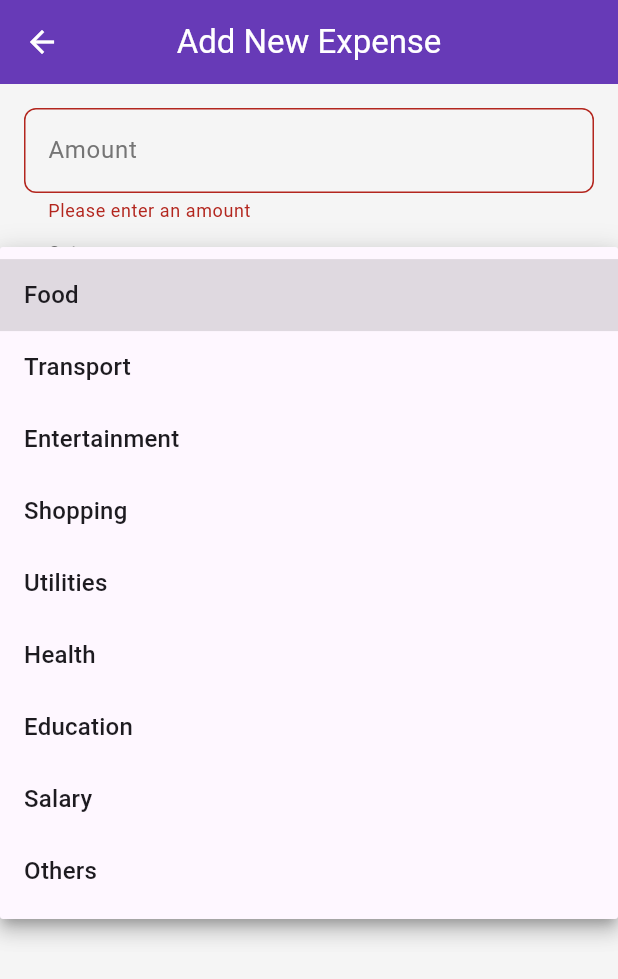
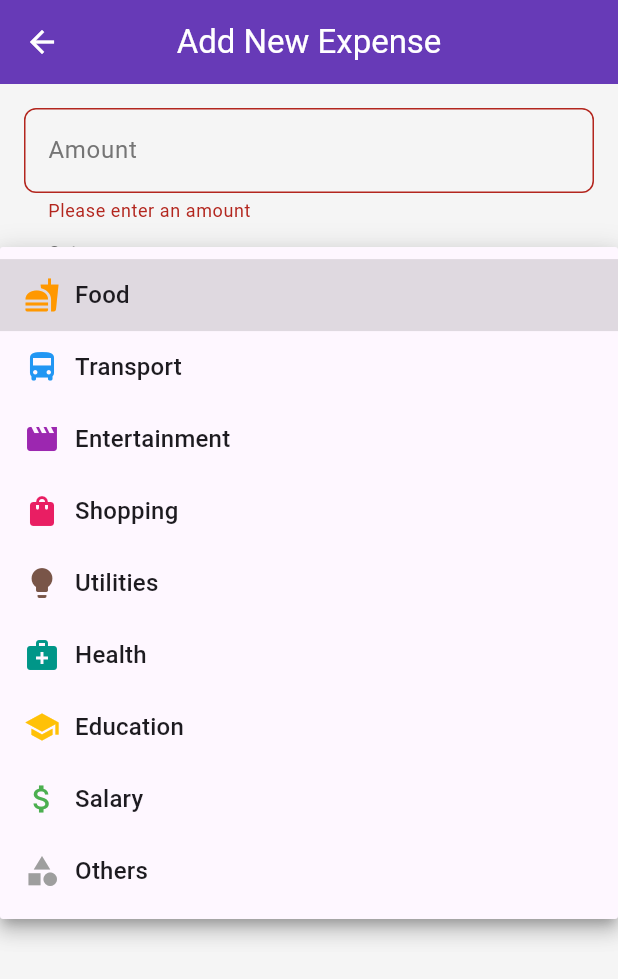
Before and after one commit to LACHSokheng/expense_tracker_app, a Flutter app: the AddExpenseView screen opened by its route, after a tap on "Save Expense", after a tap on "Food", on a phone screen of 412 x 824 dp. Shown: the top 979 px of the screen. Run offline on Flutter 3.47's test engine with Material 3 defaults, Android fonts, the phone set to English and light mode, and no system bars; our stand-ins replace get, shared_preferences; accounts and stored records are empty.

Commit message:
Refactor expense management: integrate category data utility, enhance delete confirmation, and update UI components for better user experience.

```diff
--- /dev/null
+++ b/lib/app/core/utils/category_data.dart
@@ -0,0 +1,57 @@
+import 'package:flutter/material.dart';
+
+class CategoryData {
+  final String name;
+  final IconData icon;
+  final Color color;
+
+  CategoryData({required this.name, required this.icon, required this.color});
+
+  static List<CategoryData> get allCategories => [
+    CategoryData(name: 'Food', icon: Icons.fastfood, color: Colors.orange),
+    CategoryData(
+      name: 'Transport',
+      icon: Icons.directions_bus,
+      color: Colors.blue,
+    ),
+    CategoryData(
+      name: 'Entertainment',
+      icon: Icons.movie,
+      color: Colors.purple,
+    ),
+    CategoryData(
+      name: 'Shopping',
+      icon: Icons.shopping_bag,
+      color: Colors.pink,
+    ),
+    CategoryData(name: 'Utilities', icon: Icons.lightbulb, color: Colors.brown),
+    CategoryData(
+      name: 'Health',
+      icon: Icons.medical_services,
+      color: Colors.teal,
+    ),
+    CategoryData(name: 'Education', icon: Icons.school, color: Colors.amber),
+    CategoryData(name: 'Salary', icon: Icons.attach_money, color: Colors.green),
+    CategoryData(name: 'Others', icon: Icons.category, color: Colors.grey),
+  ];
+
+  static IconData getIcon(String categoryName) {
+    return allCategories
+        .firstWhere(
+          (cat) => cat.name.toLowerCase() == categoryName.toLowerCase(),
+          orElse: () =>
+              CategoryData(name: '', icon: Icons.category, color: Colors.grey),
+        )
+        .icon;
+  }
+
+  static Color getColor(String categoryName) {
+    return allCategories
+        .firstWhere(
+          (cat) => cat.name.toLowerCase() == categoryName.toLowerCase(),
+          orElse: () =>
+              CategoryData(name: '', icon: Icons.category, color: Colors.grey),
+        )
+        .color;
+  }
+}
--- a/lib/app/modules/add_expense/controllers/add_expense_controller.dart
+++ b/lib/app/modules/add_expense/controllers/add_expense_controller.dart
@@ -1,8 +1,9 @@
 import 'package:flutter/material.dart';
 import 'package:get/get.dart';
-import 'package:uuid/uuid.dart'; // Add uuid package to pubspec.yaml
+import 'package:uuid/uuid.dart';
 import 'package:expense_tracker_app/app/data/models/expense_model.dart';
 import 'package:expense_tracker_app/app/data/services/local_storage_service.dart';
+import 'package:expense_tracker_app/app/core/utils/category_data.dart'; // Import the new utility
 
 class AddExpenseController extends GetxController {
   final LocalStorageService _localStorageService =
@@ -12,20 +13,14 @@ class AddExpenseController extends GetxController {
   final TextEditingController amountController = TextEditingController();
   final TextEditingController notesController = TextEditingController();
 
-  final RxString selectedCategory = 'Food'.obs; // Default category
+  // Initialize with the first category from our list
+  final RxString selectedCategory = CategoryData.allCategories.first.name.obs;
   final Rx<DateTime> selectedDate = DateTime.now().obs;
 
-  final List<String> categories = [
-    'Food',
-    'Transport',
-    'Entertainment',
-    'Shopping',
-    'Utilities',
-    'Health',
-    'Education',
-    'Salary', // For income if you want to track it
-    'Others',
-  ];
+  // Use the list from CategoryData
+  final List<String> categories = CategoryData.allCategories
+      .map((e) => e.name)
+      .toList();
 
   @override
   void onClose() {
@@ -46,6 +41,23 @@ class AddExpenseController extends GetxController {
       initialDate: selectedDate.value,
       firstDate: DateTime(2000),
       lastDate: DateTime.now(),
+      builder: (context, child) {
+        return Theme(
+          data: Get.theme.copyWith(
+            colorScheme: ColorScheme.light(
+              primary: Get.theme.primaryColor, // Header background color
+              onPrimary: Colors.white, // Header text color
+              onSurface: Colors.black, // Body text color
+            ),
+            textButtonTheme: TextButtonThemeData(
+              style: TextButton.styleFrom(
+                foregroundColor: Get.theme.primaryColor, // Button text color
+              ),
+            ),
+          ),
+          child: child!,
+        );
+      },
     );
     if (picked != null && picked != selectedDate.value) {
       selectedDate.value = picked;
@@ -55,7 +67,7 @@ class AddExpenseController extends GetxController {
   Future<void> saveExpense() async {
     if (formKey.currentState!.validate()) {
       final newExpense = Expense(
-        id: const Uuid().v4(), // Generate a unique ID
+        id: const Uuid().v4(),
         amount: double.parse(amountController.text),
         category: selectedCategory.value,
         date: selectedDate.value,
@@ -63,7 +75,7 @@ class AddExpenseController extends GetxController {
       );
 
       await _localStorageService.addExpense(newExpense);
-      Get.back(); // Go back to the home screen
+      Get.back();
       Get.snackbar(
         'Success',
         'Expense added successfully!',
--- a/lib/app/modules/add_expense/views/add_expense_view.dart
+++ b/lib/app/modules/add_expense/views/add_expense_view.dart
@@ -2,6 +2,7 @@ import 'package:flutter/material.dart';
 import 'package:get/get.dart';
 import 'package:intl/intl.dart';
 import '../controllers/add_expense_controller.dart';
+import 'package:expense_tracker_app/app/core/utils/category_data.dart'; // Import the new utility
 
 class AddExpenseView extends GetView<AddExpenseController> {
   const AddExpenseView({Key? key}) : super(key: key);
@@ -22,7 +23,7 @@ class AddExpenseView extends GetView<AddExpenseController> {
                 keyboardType: TextInputType.number,
                 decoration: const InputDecoration(
                   labelText: 'Amount',
-                  prefixText: '៛',
+                  prefixText: '៛', // Updated currency symbol
                 ),
                 validator: (value) {
                   if (value == null || value.isEmpty) {
@@ -42,11 +43,20 @@ class AddExpenseView extends GetView<AddExpenseController> {
                 () => DropdownButtonFormField<String>(
                   value: controller.selectedCategory.value,
                   decoration: const InputDecoration(labelText: 'Category'),
-                  items: controller.categories
+                  items: CategoryData.allCategories
                       .map(
-                        (category) => DropdownMenuItem(
-                          value: category,
-                          child: Text(category),
+                        (categoryData) => DropdownMenuItem(
+                          value: categoryData.name,
+                          child: Row(
+                            children: [
+                              Icon(
+                                categoryData.icon,
+                                color: categoryData.color,
+                              ),
+                              const SizedBox(width: 10),
+                              Text(categoryData.name),
+                            ],
+                          ),
                         ),
                       )
                       .toList(),
--- a/lib/app/modules/home/views/home_view.dart
+++ b/lib/app/modules/home/views/home_view.dart
@@ -28,7 +28,7 @@ class HomeView extends GetView<HomeController> {
               }
               return DailyExpenseGrid(
                 groupedExpenses: controller.groupedExpensesByDay,
-                onDelete: controller.deleteExpense,
+                onDelete: controller.confirmAndDeleteExpense,
               );
             }),
           ),
--- a/lib/app/modules/home/widgets/daily_expense_grid.dart
+++ b/lib/app/modules/home/widgets/daily_expense_grid.dart
@@ -43,7 +43,7 @@ class DailyExpenseGrid extends StatelessWidget {
                     style: Get.textTheme.headlineSmall,
                   ),
                   Text(
-                    'Daily: ₹${dailyTotal.toStringAsFixed(2)}',
+                    'Daily: ៛${dailyTotal.toStringAsFixed(2)}', // Updated currency
                     style: Get.textTheme.bodyLarge?.copyWith(
                       fontWeight: FontWeight.bold,
                       color: Colors.deepPurple,
@@ -55,7 +55,8 @@ class DailyExpenseGrid extends StatelessWidget {
             ...expenses.map(
               (expense) => ExpenseCard(
                 expense: expense,
-                onDelete: () => onDelete(expense.id),
+                onDeleteConfirmed: () =>
+                    onDelete(expense.id), // Corrected callback
               ),
             ),
             const Divider(), // Separator between days
```
Also changed, not shown: lib/app/modules/home/controllers/home_controller.dart (+27 -3 lines), lib/app/modules/home/widgets/expense_card.dart (+14 -31 lines).
